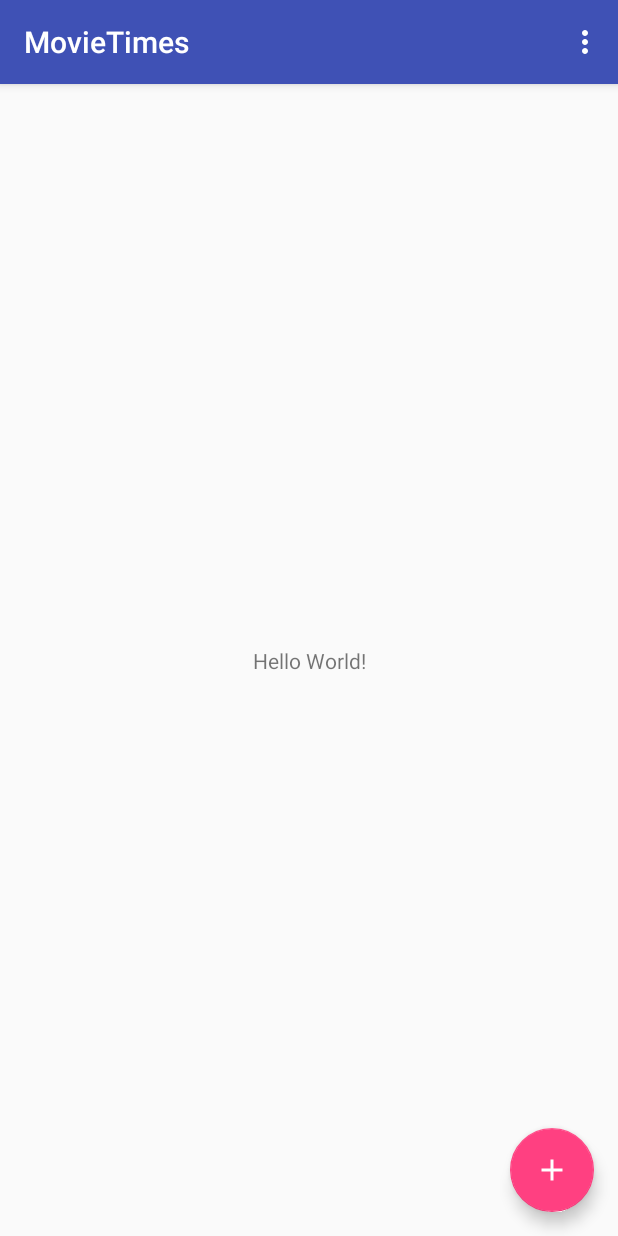
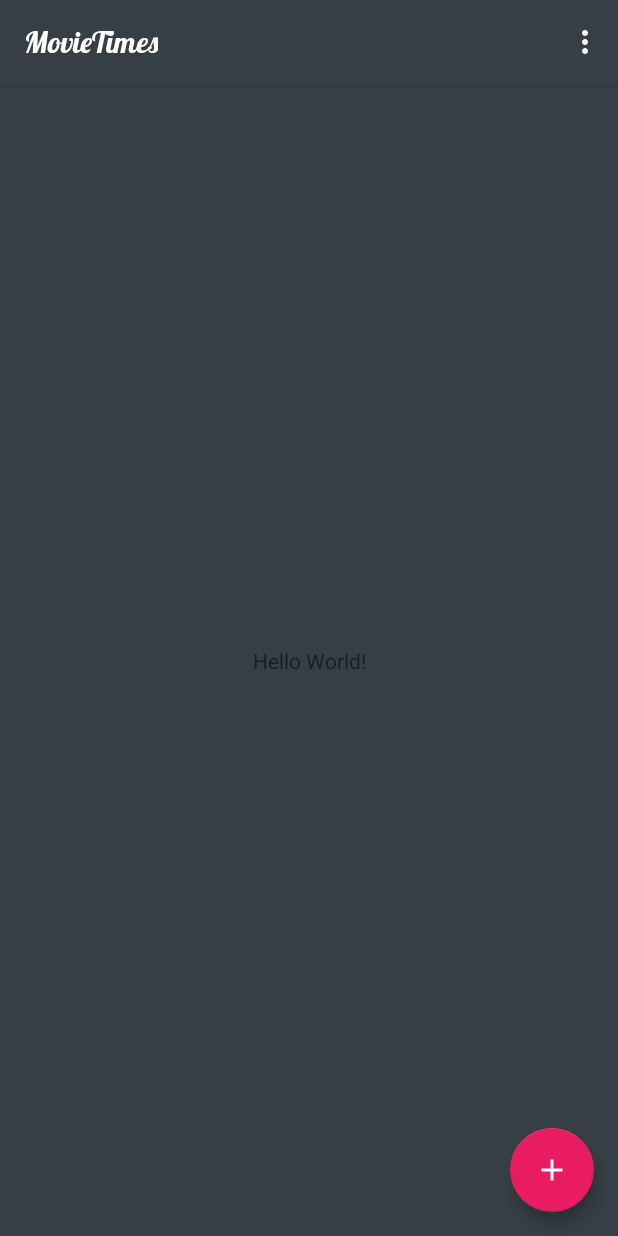
Before and after one commit to vanishiment/MovieTimes, an Android app: the screen it shows after launch (MainActivity), on a phone screen of 412 x 824 dp. Run offline under Robolectric (Android 15) with nearby library versions, the phone set to English and light mode, and no system bars.

Commit message:
主题配色

```diff
--- a/app/build.gradle
+++ b/app/build.gradle
@@ -4,7 +4,7 @@ android {
     compileSdkVersion 26
     defaultConfig {
         applicationId "io.movietimes.app"
-        minSdkVersion 14
+        minSdkVersion 16
         targetSdkVersion 26
         versionCode 1
         versionName "1.0"
@@ -24,6 +24,7 @@ dependencies {
     implementation 'com.android.support:appcompat-v7:26.1.0'
     implementation 'com.android.support.constraint:constraint-layout:1.0.2'
     implementation 'com.android.support:design:26.1.0'
+    implementation 'com.android.support:support-v4:26.1.0'
     testImplementation 'junit:junit:4.12'
     androidTestImplementation 'com.android.support.test:runner:1.0.1'
     androidTestImplementation 'com.android.support.test.espresso:espresso-core:3.0.1'
--- a/app/src/main/java/io/movietimes/app/MainActivity.java
+++ b/app/src/main/java/io/movietimes/app/MainActivity.java
@@ -3,6 +3,7 @@ package io.movietimes.app;
 import android.os.Bundle;
 import android.support.design.widget.FloatingActionButton;
 import android.support.design.widget.Snackbar;
+import android.support.v7.app.ActionBar;
 import android.support.v7.app.AppCompatActivity;
 import android.support.v7.widget.Toolbar;
 import android.view.View;
@@ -17,6 +18,10 @@ public class MainActivity extends AppCompatActivity {
         setContentView(R.layout.activity_main);
         Toolbar toolbar = (Toolbar) findViewById(R.id.toolbar);
         setSupportActionBar(toolbar);
+        ActionBar actionBar = getSupportActionBar();
+        if (actionBar != null){
+            actionBar.setDisplayShowTitleEnabled(false);
+        }
 
         FloatingActionButton fab = (FloatingActionButton) findViewById(R.id.fab);
         fab.setOnClickListener(new View.OnClickListener() {
@@ -30,19 +35,14 @@ public class MainActivity extends AppCompatActivity {
 
     @Override
     public boolean onCreateOptionsMenu(Menu menu) {
-        // Inflate the menu; this adds items to the action bar if it is present.
         getMenuInflater().inflate(R.menu.menu_main, menu);
         return true;
     }
 
     @Override
     public boolean onOptionsItemSelected(MenuItem item) {
-        // Handle action bar item clicks here. The action bar will
-        // automatically handle clicks on the Home/Up button, so long
-        // as you specify a parent activity in AndroidManifest.xml.
         int id = item.getItemId();
 
-        //noinspection SimplifiableIfStatement
         if (id == R.id.action_settings) {
             return true;
         }
--- /dev/null
+++ b/app/src/main/res/font/app_title_font.xml
@@ -0,0 +1,15 @@
+<?xml version="1.0" encoding="utf-8"?>
+<font-family
+        xmlns:app="http://schemas.android.com/apk/res-auto">
+
+    <font
+            app:fontStyle="normal"
+            app:fontWeight="400"
+            app:font="@font/lobster_regular"/>
+
+    <font
+            app:fontStyle="italic"
+            app:fontWeight="400"
+            app:font="@font/lobster_italic"/>
+
+</font-family>
--- a/app/src/main/res/layout/activity_main.xml
+++ b/app/src/main/res/layout/activity_main.xml
@@ -1,5 +1,6 @@
 <?xml version="1.0" encoding="utf-8"?>
-<android.support.design.widget.CoordinatorLayout xmlns:android="http://schemas.android.com/apk/res/android"
+<android.support.design.widget.CoordinatorLayout
+        xmlns:android="http://schemas.android.com/apk/res/android"
         xmlns:app="http://schemas.android.com/apk/res-auto"
         xmlns:tools="http://schemas.android.com/tools"
         android:layout_width="match_parent"
@@ -16,11 +17,23 @@
                 android:layout_width="match_parent"
                 android:layout_height="?attr/actionBarSize"
                 android:background="?attr/colorPrimary"
-            app:popupTheme="@style/AppTheme.PopupOverlay" />
+                app:popupTheme="@style/AppTheme.PopupOverlay">
+
+            <TextView
+                    style="@style/TextAppearance.AppCompat.Widget.ActionBar.Title"
+                    android:id="@+id/toolbar_title"
+                    android:layout_width="wrap_content"
+                    android:layout_height="match_parent"
+                    android:gravity="center_vertical"
+                    android:text="@string/app_name"
+                    android:fontFamily="@font/app_title_font"
+            />
+
+        </android.support.v7.widget.Toolbar>
 
     </android.support.design.widget.AppBarLayout>
 
-    <include layout="@layout/content_main" />
+    <include layout="@layout/content_main"/>
 
     <android.support.design.widget.FloatingActionButton
             android:id="@+id/fab"
@@ -28,6 +41,6 @@
             android:layout_height="wrap_content"
             android:layout_gravity="bottom|end"
             android:layout_margin="@dimen/fab_margin"
-        app:srcCompat="@drawable/ic_add" />
+            app:srcCompat="@drawable/ic_add"/>
 
 </android.support.design.widget.CoordinatorLayout>
--- a/app/src/main/res/values/colors.xml
+++ b/app/src/main/res/values/colors.xml
@@ -1,6 +1,8 @@
 <?xml version="1.0" encoding="utf-8"?>
 <resources>
-    <color name="colorPrimary">#3F51B5</color>
-    <color name="colorPrimaryDark">#303F9F</color>
-    <color name="colorAccent">#FF4081</color>
+    <color name="colorPrimary">#FF363F44</color>
+    <color name="colorPrimaryDark">#ff1a1f23</color>
+    <color name="colorAccent">#E91C62</color>
+    <color name="colorWindowBackground">#363F44</color>
+    <color name="movie_placeholder">#ff4e5d64</color>
 </resources>
--- a/app/src/main/res/values/strings.xml
+++ b/app/src/main/res/values/strings.xml
@@ -1,4 +1,8 @@
 <resources>
     <string name="app_name">MovieTimes</string>
     <string name="action_settings">Settings</string>
+    <string name="action_search">搜索</string>
+    <string name="action_filter">筛选</string>
+
+    <string name="hello_blank_fragment">Hello blank fragment</string>
 </resources>
--- a/app/src/main/res/values/styles.xml
+++ b/app/src/main/res/values/styles.xml
@@ -6,6 +6,7 @@
         <item name="colorPrimary">@color/colorPrimary</item>
         <item name="colorPrimaryDark">@color/colorPrimaryDark</item>
         <item name="colorAccent">@color/colorAccent</item>
+        <item name="android:windowBackground">@color/colorWindowBackground</item>
     </style>
 
     <style name="AppTheme.NoActionBar">
```
Also changed, not shown: app/src/main/java/io/movietimes/app/HomeFrag.java (added, +81 -0 lines), app/src/main/res/drawable/ic_filter_list.xml (added, +9 -0 lines), app/src/main/res/drawable/ic_search.xml (added, +9 -0 lines), app/src/main/res/layout/fragment_home.xml (added, +12 -0 lines), app/src/main/res/menu/menu_home_frag.xml (added, +17 -0 lines), app/src/main/res/font/lobster_italic.ttf (added), app/src/main/res/font/lobster_regular.ttf (added). Lines whose indentation alone changed are shown as unchanged.
